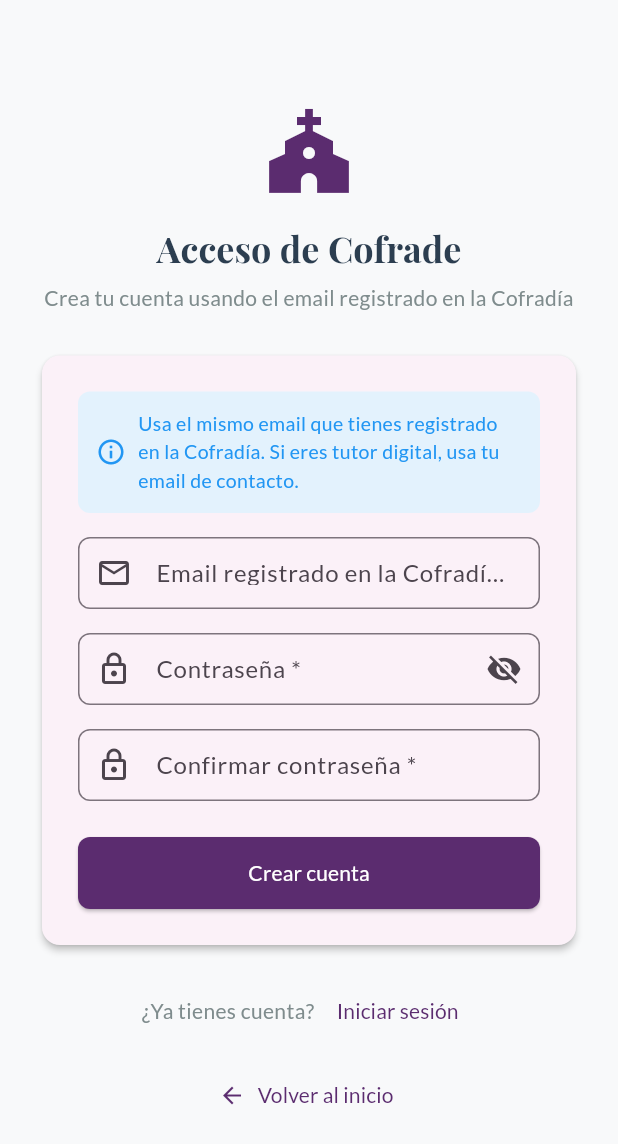
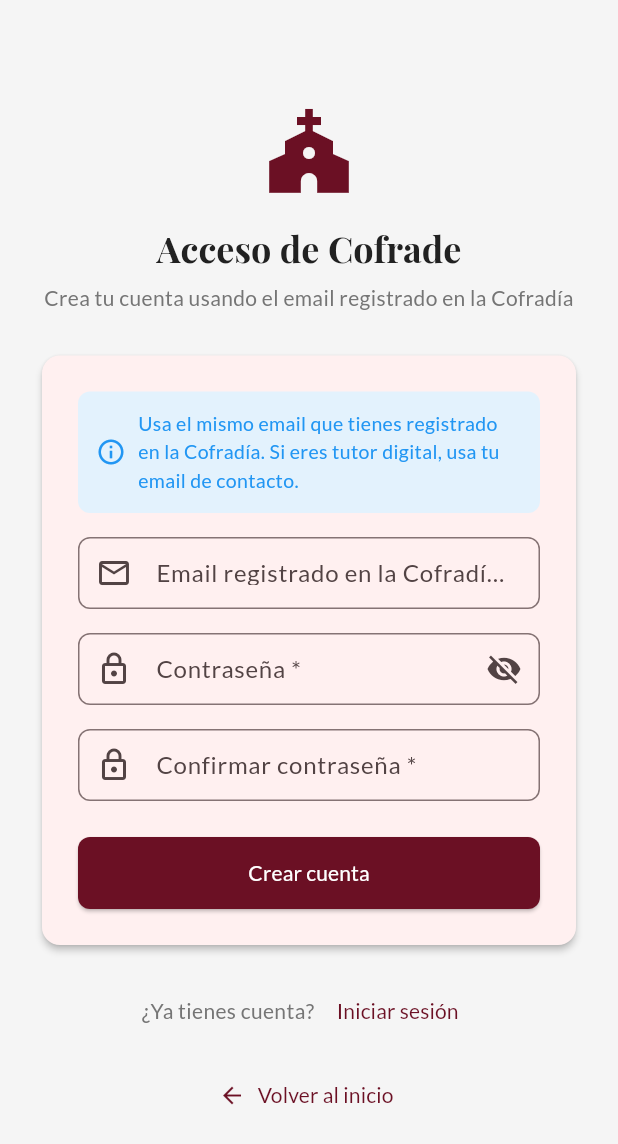
Before and after one commit to sanjuanevangelistaocana/boanerges1714, a Flutter app: the RegisterScreen screen opened by its route, on a phone screen of 412 x 824 dp. Shown: the top 1144 px of the screen. Run offline on Flutter 3.47's test engine with Material 3 defaults, Android fonts, the phone set to English and light mode, and no system bars; our stand-ins replace cloud_firestore, firebase_auth, firebase_core, firebase_messaging, go_router, google_fonts; accounts and stored records are empty.

Commit message:
Phase 24: UI/UX fixes - color palette, GDPR split, contact form phone, email template
- Update theme to granate/gris/blanco/verde oscuro color palette
- Split GDPR dashboard indicator into 'firmado en papel' and 'firmado digital'
- Add phone field with validation to contact form
- Add phone card (623 260 868), fix parroquia name, fix address to Plaza Santa Maria
- Fix Cloud Functions email template to only show submitted fields
- Fix noticias query ordering for public listing

Co-Authored-By: david.gomezmonedero <david.gomezmonedero@gruposantander.com>

```diff
--- a/lib/config/theme.dart
+++ b/lib/config/theme.dart
@@ -2,15 +2,18 @@ import 'package:flutter/material.dart';
 import 'package:google_fonts/google_fonts.dart';
 
 class AppTheme {
-  static const Color primaryColor = Color(0xFF5B2C6F);
-  static const Color primaryDark = Color(0xFF3B1A4A);
-  static const Color primaryLight = Color(0xFF8E44AD);
-  static const Color accentColor = Color(0xFFD4AC0D);
-  static const Color backgroundColor = Color(0xFFF8F9FA);
+  // Gama principal: escala de granates
+  static const Color primaryColor = Color(0xFF6B1024);
+  static const Color primaryDark = Color(0xFF4A0B19);
+  static const Color primaryLight = Color(0xFF8C1F3B);
+  // Color secundario: verde oscuro tipo "botella"
+  static const Color accentColor = Color(0xFF2E5F3A);
+  // Neutros: escala de grises + blanco
+  static const Color backgroundColor = Color(0xFFF5F5F5);
   static const Color surfaceColor = Colors.white;
-  static const Color errorColor = Color(0xFFE74C3C);
-  static const Color textPrimary = Color(0xFF2C3E50);
-  static const Color textSecondary = Color(0xFF7F8C8D);
+  static const Color errorColor = Color(0xFFB71C1C);
+  static const Color textPrimary = Color(0xFF212121);
+  static const Color textSecondary = Color(0xFF757575);
 
   static ThemeData get lightTheme {
     return ThemeData(
@@ -74,6 +77,16 @@ class AppTheme {
           borderRadius: BorderRadius.circular(12),
         ),
       ),
+      outlinedButtonTheme: OutlinedButtonThemeData(
+        style: OutlinedButton.styleFrom(
+          foregroundColor: primaryColor,
+          side: const BorderSide(color: primaryColor),
+          padding: const EdgeInsets.symmetric(horizontal: 24, vertical: 12),
+          shape: RoundedRectangleBorder(
+            borderRadius: BorderRadius.circular(8),
+          ),
+        ),
+      ),
       inputDecorationTheme: InputDecorationTheme(
         border: OutlineInputBorder(
           borderRadius: BorderRadius.circular(8),
--- a/lib/services/firestore_service.dart
+++ b/lib/services/firestore_service.dart
@@ -73,10 +73,11 @@ class FirestoreService {
 
   // --- Noticias ---
   Stream<List<Noticia>> getNoticias({bool soloPublicadas = true}) {
-    Query query = _db.collection('noticias').orderBy('fecha', descending: true);
+    Query query = _db.collection('noticias');
     if (soloPublicadas) {
       query = query.where('publicado', isEqualTo: true);
     }
+    query = query.orderBy('fecha', descending: true);
     return query.snapshots().map((snapshot) =>
         snapshot.docs.map((doc) => Noticia.fromFirestore(doc)).toList());
   }
```
Also changed, not shown: lib/screens/private/dashboard_screen.dart (+10 -6 lines), lib/screens/public/contact_screen.dart (+38 -4 lines), 1 other file.
